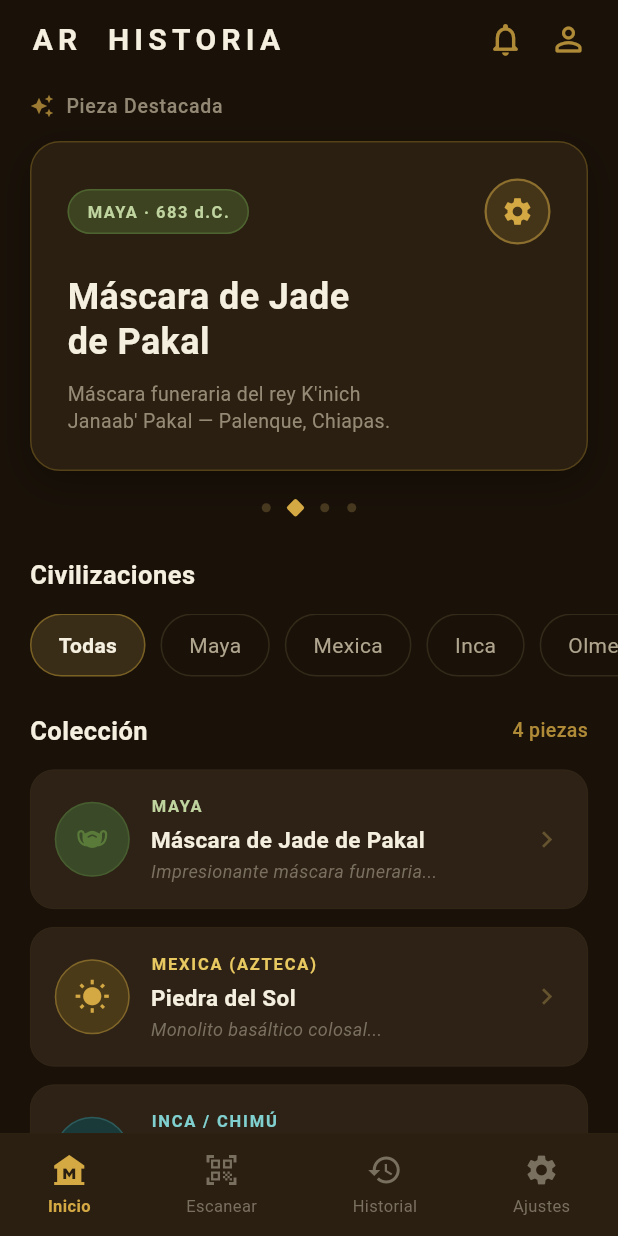
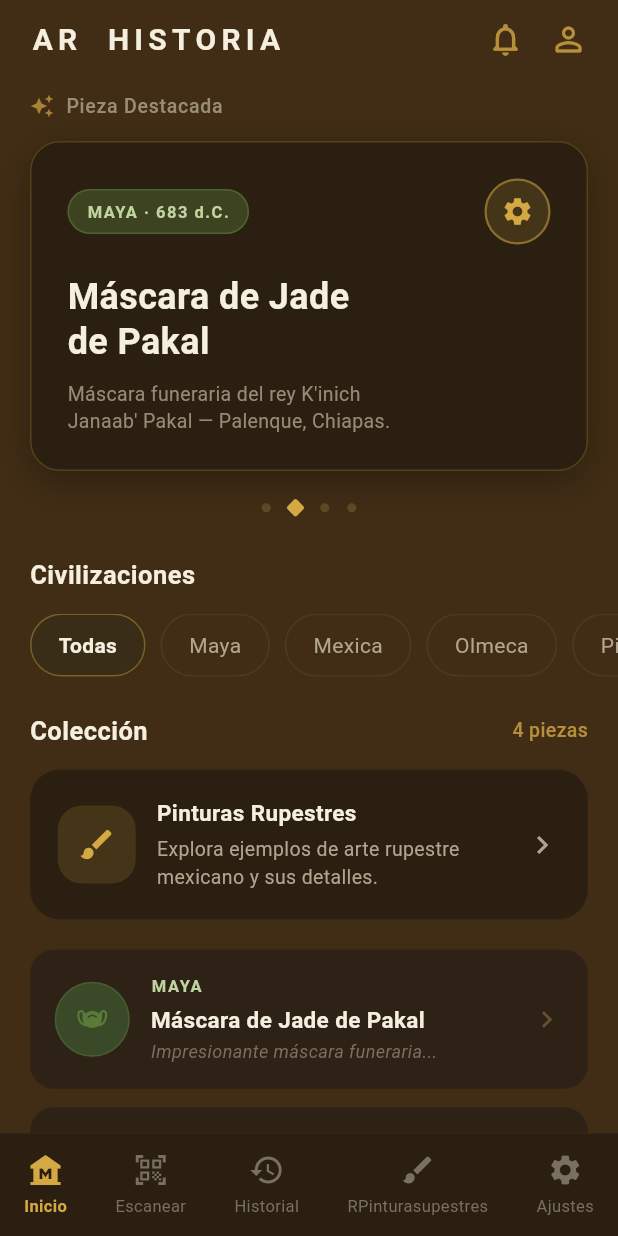
Before and after one commit to Pekas857/Aplicasion011, a Flutter app: the screen it shows after launch, on a phone screen of 412 x 824 dp. Run offline on Flutter 3.47's test engine with Material 3 defaults, Android fonts, the phone set to English and light mode, and no system bars.

Commit message:
descarga rusell

```diff
--- a/lib/models/artifact.dart
+++ b/lib/models/artifact.dart
@@ -18,12 +18,7 @@ class Artifact {
   });
 }
 
-enum ArtifactCategory {
-  maya,
-  mexica,
-  inca,
-  olmeca,
-}
+enum ArtifactCategory { maya, mexica, olmeca, pinturasRupestres }
 
 // Sample data
 final List<Artifact> sampleArtifacts = [
@@ -41,12 +36,6 @@ final List<Artifact> sampleArtifacts = [
     category: ArtifactCategory.mexica,
   ),
   const Artifact(
-    civilization: 'INCA / CHIMÚ',
-    name: 'Tumi Ceremonial',
-    description: 'Cuchillo ceremonial de oro sólido...',
-    category: ArtifactCategory.inca,
-  ),
-  const Artifact(
     civilization: 'OLMECA',
     name: 'Cabeza Colosal No. 1',
     description: 'Escultura monumental de basalto...',
@@ -58,7 +47,19 @@ final List<Artifact> sampleArtifacts = [
 final Artifact featuredArtifact = const Artifact(
   civilization: 'MAYA',
   name: 'Máscara de Jade\nde Pakal',
-  description: 'Máscara funeraria del rey K\'inich Janaab\' Pakal — Palenque, Chiapas.',
+  description:
+      'Máscara funeraria del rey K\'inich Janaab\' Pakal — Palenque, Chiapas.',
   date: '683 d.C.',
   category: ArtifactCategory.maya,
 );
+
+//ptnuras rp
+final List<Artifact> rupestreArtifacts = [
+  const Artifact(
+    civilization: 'Pinturas Rupestres',
+    name: 'Pinturas de la Cueva de las Manos',
+    description: 'Pinturas prehistóricas de manos en negativo...',
+    date: '10,000 a.C.',
+    category: ArtifactCategory.pinturasRupestres,
+  ),
+];
--- /dev/null
+++ b/lib/models/picture.dart
@@ -0,0 +1,33 @@
+class PinturaRupestre {
+
+  final String nombre;
+  final String anio;
+  final String descripcion;
+  final String ubicacion;
+
+  const PinturaRupestre({
+    required this.nombre,
+    required this.anio,
+    required this.descripcion,
+    required this.ubicacion,
+  });
+
+}
+final List<PinturaRupestre> pinturasRupestres = [
+
+  const PinturaRupestre(
+    nombre: 'Cueva de San Borjitas',
+    anio: '7,500 .',
+    ubicacion: 'Sierra de Guadalupe, Baja California Sur, México',
+    descripcion:
+        'El mural principal, de unos 50m de frente, muestra figuras antropomorfas (algunas con flechas), chamanes y animales.',
+  ),
+
+  const PinturaRupestre(
+    nombre: 'Cueva del Tecolote y el Venado' ,
+    anio: '500',
+    ubicacion: 'Chihuahua, México',
+    descripcion:
+        'Estas pinturas retratan diversas escenas de al menos tres grupos de cazadores y recolectores que habitaron la zona norte del país durante la época prehispánica.'),
+
+];
--- a/lib/screens/detail_screen.dart
+++ b/lib/screens/detail_screen.dart
@@ -1,6 +1,7 @@
 import 'package:flutter/material.dart';
 import '../theme/app_theme.dart';
 import '../models/artifact.dart';
+import '../models/picture.dart';
 
 class DetailScreen extends StatefulWidget {
   final Artifact artifact;
@@ -45,13 +46,6 @@ class _DetailScreenState extends State<DetailScreen>
             'o eras del mundo. En el centro se encuentra Tonatiuh, el dios solar, '
             'rodeado por los glifos de los cuatro soles anteriores y los 20 días '
             'del calendario sagrado.';
-      case ArtifactCategory.inca:
-        return 'El Tumi Ceremonial es un cuchillo ritual utilizado en ceremonias '
-            'religiosas por las culturas preincaicas de la costa norte del Perú. '
-            'Está elaborado en oro sólido y representa al dios Naylamp, fundador '
-            'legendario de la dinastía Lambayeque. La figura presenta una elaborada '
-            'tocadura semicircular y orejeras, elementos típicos de la iconografía '
-            'Chimú-Lambayeque.';
       case ArtifactCategory.olmeca:
         return 'Las Cabezas Colosales olmecas son monumentales esculturas de basalto '
             'que representan rostros humanos con rasgos individualizados. La Cabeza '
@@ -59,6 +53,12 @@ class _DetailScreenState extends State<DetailScreen>
             'Mide aproximadamente 2.85 metros de altura y pesa alrededor de 25 '
             'toneladas. Se cree que representan a gobernantes olmecas, cada una '
             'con características faciales únicas y elaborados tocados.';
+      case ArtifactCategory.pinturasRupestres:
+        return 'Las pinturas rupestres representan los primeros intentos del ser humano '
+            'de narrar su entorno y sus creencias. Estas obras se encuentran en cuevas '
+            'como la Cueva de las Manos y datan de miles de años antes de Cristo. '
+            'A través de pigmentos naturales y manos en negativo, reflejan la vida '
+            'y el arte de las sociedades prehistóricas de la región.';
     }
   }
 
@@ -77,18 +77,18 @@ class _DetailScreenState extends State<DetailScreen>
             'a unos 40 centímetros de profundidad junto con la estatua de '
             'Coatlicue. Actualmente se exhibe en la Sala Mexica del Museo '
             'Nacional de Antropología.';
-      case ArtifactCategory.inca:
-        return 'El Tumi fue descubierto en la región de Lambayeque, en el norte '
-            'del Perú. Esta pieza en particular fue hallada en la Huaca Loro, '
-            'un importante sitio arqueológico de la cultura Sicán. Los tumis '
-            'eran utilizados tanto en ceremonias rituales como en prácticas '
-            'quirúrgicas, incluyendo la trepanación craneal.';
       case ArtifactCategory.olmeca:
         return 'La Cabeza Colosal No. 1 fue descubierta en 1862 por el viajero '
             'José María Melgar y Serrano en la hacienda de Hueyapan, en el '
             'municipio de Texistepec, Veracruz. Las investigaciones posteriores '
             'de Matthew Stirling en 1938-1946 revelaron la importancia de la '
             'civilización olmeca como la cultura madre de Mesoamérica.';
+      case ArtifactCategory.pinturasRupestres:
+        return 'Las pinturas de la Cueva de las Manos fueron registradas por '
+            'arqueólogos en el siglo XX como uno de los ejemplos más antiguos '
+            'del arte rupestre americano. Se hicieron con pigmentos naturales '
+            'aplicados directamente sobre las paredes de la cueva, creando un '
+            'testimonio visual de la vida de los primeros habitantes de la región.';
     }
   }
 
@@ -98,10 +98,10 @@ class _DetailScreenState extends State<DetailScreen>
         return 'Período Clásico (603 – 683 d.C.)';
       case ArtifactCategory.mexica:
         return 'Período Posclásico (1479 d.C.)';
-      case ArtifactCategory.inca:
-        return 'Período Intermedio Tardío (900 – 1470 d.C.)';
       case ArtifactCategory.olmeca:
         return 'Período Preclásico (1200 – 900 a.C.)';
+      case ArtifactCategory.pinturasRupestres:
+        return 'Arte prehistórico (hasta 10,000 a.C.)';
     }
   }
 
@@ -111,10 +111,10 @@ class _DetailScreenState extends State<DetailScreen>
         return 'Descubierto en 1952';
       case ArtifactCategory.mexica:
         return 'Descubierto en 1790';
-      case ArtifactCategory.inca:
-        return 'Descubierto en 1936';
       case ArtifactCategory.olmeca:
         return 'Descubierto en 1862';
+      case ArtifactCategory.pinturasRupestres:
+        return 'Descubierto en 10,000 a.C.';
     }
   }
 
@@ -124,10 +124,10 @@ class _DetailScreenState extends State<DetailScreen>
         return AppColors.mayaTag;
       case ArtifactCategory.mexica:
         return AppColors.mexTag;
-      case ArtifactCategory.inca:
-        return const Color(0xFF4A8B8B);
       case ArtifactCategory.olmeca:
         return AppColors.olmecaTag;
+      case ArtifactCategory.pinturasRupestres:
+        return const Color(0xFF6E7A35);
     }
   }
 
@@ -137,10 +137,10 @@ class _DetailScreenState extends State<DetailScreen>
         return AppColors.mayaTagText;
       case ArtifactCategory.mexica:
         return AppColors.goldLight;
-      case ArtifactCategory.inca:
-        return const Color(0xFF80D0D0);
       case ArtifactCategory.olmeca:
         return const Color(0xFFD4A870);
+      case ArtifactCategory.pinturasRupestres:
+        return const Color(0xFFD9DBA3);
     }
   }
 
@@ -150,10 +150,10 @@ class _DetailScreenState extends State<DetailScreen>
         return Icons.masks;
       case ArtifactCategory.mexica:
         return Icons.wb_sunny;
-      case ArtifactCategory.inca:
-        return Icons.content_cut;
       case ArtifactCategory.olmeca:
         return Icons.face;
+      case ArtifactCategory.pinturasRupestres:
+        return Icons.brush;
     }
   }
 
@@ -237,7 +237,9 @@ class _DetailScreenState extends State<DetailScreen>
                               'Modelo 3D',
                               style: TextStyle(
                                 fontSize: 13,
-                                color: AppColors.textMuted.withValues(alpha: 0.6),
+                                color: AppColors.textMuted.withValues(
+                                  alpha: 0.6,
+                                ),
                                 fontStyle: FontStyle.italic,
                               ),
                             ),
@@ -255,7 +257,9 @@ class _DetailScreenState extends State<DetailScreen>
                         children: [
                           Container(
                             padding: const EdgeInsets.symmetric(
-                                horizontal: 14, vertical: 7),
+                              horizontal: 14,
+                              vertical: 7,
+                            ),
                             decoration: BoxDecoration(
                               color: _tagColor.withValues(alpha: 0.25),
                               borderRadius: BorderRadius.circular(20),
@@ -278,8 +282,9 @@ class _DetailScreenState extends State<DetailScreen>
                             _discovered,
                             style: TextStyle(
                               fontSize: 13,
-                              color:
-                                  AppColors.textSecondary.withValues(alpha: 0.7),
+                              color: AppColors.textSecondary.withValues(
+                                alpha: 0.7,
+                              ),
                             ),
                           ),
                         ],
@@ -351,8 +356,7 @@ class _DetailScreenState extends State<DetailScreen>
                         children: [
                           // Historia tab
                           Padding(
-                            padding:
-                                const EdgeInsets.symmetric(horizontal: 20),
+                            padding: const EdgeInsets.symmetric(horizontal: 20),
                             child: Text(
                               _historyText,
                               style: const TextStyle(
@@ -364,8 +368,7 @@ class _DetailScreenState extends State<DetailScreen>
                           ),
                           // Descubrimiento tab
                           Padding(
-                            padding:
-                                const EdgeInsets.symmetric(horizontal: 20),
+                            padding: const EdgeInsets.symmetric(horizontal: 20),
                             child: Text(
                               _discoveryText,
                               style: const TextStyle(
@@ -387,8 +390,10 @@ class _DetailScreenState extends State<DetailScreen>
             // Bottom AR button
             SafeArea(
               child: Padding(
-                padding:
-                    const EdgeInsets.symmetric(horizontal: 20, vertical: 12),
+                padding: const EdgeInsets.symmetric(
+                  horizontal: 20,
+                  vertical: 12,
+                ),
                 child: SizedBox(
                   width: double.infinity,
                   height: 56,
--- a/lib/screens/home_screen.dart
+++ b/lib/screens/home_screen.dart
@@ -7,6 +7,8 @@ import '../widgets/collection_item.dart';
 import '../widgets/page_indicator.dart';
 import '../widgets/bottom_nav_bar.dart';
 import 'settings_screen.dart';
+import 'pinturas_screen.dart';
+
 
 class HomeScreen extends StatefulWidget {
   const HomeScreen({super.key});
@@ -105,6 +107,73 @@ class _HomeScreenState extends State<HomeScreen> {
             ),
           ),
           const SizedBox(height: 14),
+
+          GestureDetector(
+            onTap: () {
+              Navigator.push(
+                context,
+                MaterialPageRoute(builder: (context) => const PinturasScreen()),
+              );
+            },
+            child: Container(
+              margin: const EdgeInsets.symmetric(horizontal: 20),
+              padding: const EdgeInsets.all(18),
+              decoration: BoxDecoration(
+                color: AppColors.surface,
+                borderRadius: BorderRadius.circular(20),
+                border: Border.all(
+                  color: AppColors.divider.withValues(alpha: 0.4),
+                  width: 0.5,
+                ),
+              ),
+              child: Row(
+                children: [
+                  Container(
+                    width: 52,
+                    height: 52,
+                    decoration: BoxDecoration(
+                      color: AppColors.gold.withValues(alpha: 0.15),
+                      borderRadius: BorderRadius.circular(16),
+                    ),
+                    child: const Icon(
+                      Icons.brush,
+                      color: AppColors.gold,
+                      size: 26,
+                    ),
+                  ),
+                  const SizedBox(width: 14),
+                  Expanded(
+                    child: Column(
+                      crossAxisAlignment: CrossAxisAlignment.start,
+                      children: const [
+                        Text(
+                          'Pinturas Rupestres',
+                          style: TextStyle(
+                            fontSize: 15,
+                            fontWeight: FontWeight.w700,
+                            color: AppColors.textPrimary,
+                          ),
+                        ),
+                        SizedBox(height: 4),
+                        Text(
+                          'Explora ejemplos de arte rupestre mexicano y sus detalles.',
+                          style: TextStyle(
+                            fontSize: 13,
+                            color: AppColors.textSecondary,
+                          ),
+                        ),
+                      ],
+                    ),
+                  ),
+                  const Icon(
+                    Icons.chevron_right,
+                    color: AppColors.textSecondary,
+                  ),
+                ],
+              ),
+            ),
+          ),
+          const SizedBox(height: 20),
 
           // Collection list
           Padding(
--- a/lib/theme/app_theme.dart
+++ b/lib/theme/app_theme.dart
@@ -2,7 +2,7 @@ import 'package:flutter/material.dart';
 
 class AppColors {
   // Primary dark background
-  static const Color background = Color(0xFF1A1209);
+  static const Color background = Color(0xFF412D15);
   static const Color surface = Color(0xFF2A1F10);
   static const Color surfaceLight = Color(0xFF3A2D18);
   static const Color cardBackground = Color(0xFF2D2215);
--- a/lib/widgets/bottom_nav_bar.dart
+++ b/lib/widgets/bottom_nav_bar.dart
@@ -35,6 +35,7 @@ class BottomNavBar extends StatelessWidget {
                 isSelected: selectedIndex == 0,
                 onTap: () => onTap(0),
               ),
+
               _NavItem(
                 icon: Icons.qr_code_scanner,
                 label: 'Escanear',
@@ -48,9 +49,15 @@ class BottomNavBar extends StatelessWidget {
                 onTap: () => onTap(2),
               ),
               _NavItem(
+  icon: Icons.brush,
+  label: 'RPinturasupestres',
+  isSelected: selectedIndex == 3,
+  onTap: () => onTap(3),
+),
+              _NavItem(
                 icon: Icons.settings,
                 label: 'Ajustes',
-                isSelected: selectedIndex == 3,
+                isSelected: selectedIndex ==4 ,
                 onTap: () => onTap(3),
               ),
             ],
--- a/lib/widgets/civilization_chips.dart
+++ b/lib/widgets/civilization_chips.dart
@@ -1,5 +1,6 @@
 import 'package:flutter/material.dart';
 import '../theme/app_theme.dart';
+import '../screens/pinturas_screen.dart';
 
 class CivilizationChips extends StatefulWidget {
   const CivilizationChips({super.key});
@@ -15,8 +16,8 @@ class _CivilizationChipsState extends State<CivilizationChips> {
     'Todas',
     'Maya',
     'Mexica',
-    'Inca',
     'Olmeca',
+    'Pinturas rupestres',
   ];
 
   @override
@@ -36,11 +37,22 @@ class _CivilizationChipsState extends State<CivilizationChips> {
                 setState(() {
                   _selectedIndex = index;
                 });
+                if (index == 4) {
+                  Navigator.push(
+                    context,
+                    MaterialPageRoute(
+                      builder: (context) => const PinturasScreen(),
+                    ),
+                  );
+                }
               },
               child: AnimatedContainer(
                 duration: const Duration(milliseconds: 250),
                 curve: Curves.easeInOut,
-                padding: const EdgeInsets.symmetric(horizontal: 18, vertical: 10),
+                padding: const EdgeInsets.symmetric(
+                  horizontal: 18,
+                  vertical: 10,
+                ),
                 decoration: BoxDecoration(
                   color: isSelected
                       ? AppColors.chipSelected
--- a/lib/widgets/collection_item.dart
+++ b/lib/widgets/collection_item.dart
@@ -14,10 +14,10 @@ class CollectionItem extends StatelessWidget {
         return AppColors.mayaTag;
       case ArtifactCategory.mexica:
         return AppColors.mexTag;
-      case ArtifactCategory.inca:
-        return const Color(0xFF4A8B8B);
       case ArtifactCategory.olmeca:
         return AppColors.olmecaTag;
+      case ArtifactCategory.pinturasRupestres:
+        return const Color(0xFF6E7A35);
     }
   }
 
@@ -27,10 +27,10 @@ class CollectionItem extends StatelessWidget {
         return AppColors.mayaTagText;
       case ArtifactCategory.mexica:
         return AppColors.goldLight;
-      case ArtifactCategory.inca:
-        return const Color(0xFF80D0D0);
       case ArtifactCategory.olmeca:
         return const Color(0xFFD4A870);
+      case ArtifactCategory.pinturasRupestres:
+        return const Color(0xFFD9DBA3);
     }
   }
 
@@ -40,10 +40,10 @@ class CollectionItem extends StatelessWidget {
         return Icons.masks;
       case ArtifactCategory.mexica:
         return Icons.wb_sunny;
-      case ArtifactCategory.inca:
-        return Icons.content_cut;
       case ArtifactCategory.olmeca:
         return Icons.face;
+      case ArtifactCategory.pinturasRupestres:
+        return Icons.brush;
     }
   }
 
@@ -53,10 +53,10 @@ class CollectionItem extends StatelessWidget {
         return const Color(0xFF3A4A28);
       case ArtifactCategory.mexica:
         return const Color(0xFF4A3A18);
-      case ArtifactCategory.inca:
-        return const Color(0xFF1A3A3A);
       case ArtifactCategory.olmeca:
         return const Color(0xFF3A2A18);
+      case ArtifactCategory.pinturasRupestres:
+        return const Color(0xFF4A4B2A);
     }
   }
 
@@ -96,11 +96,7 @@ class CollectionItem extends StatelessWidget {
                   width: 1,
                 ),
               ),
-            child: Icon(
-              _iconData,
-              color: _tagColor,
-              size: 24,
-            ),
+              child: Icon(_iconData, color: _tagColor, size: 24),
             ),
             const SizedBox(width: 14),
             // Text content
```
Also changed, not shown: lib/screens/pinturas_screen.dart (added, +77 -0 lines), lib/widgets/bottom_maya.dart (added). Lines whose indentation alone changed are shown as unchanged.
